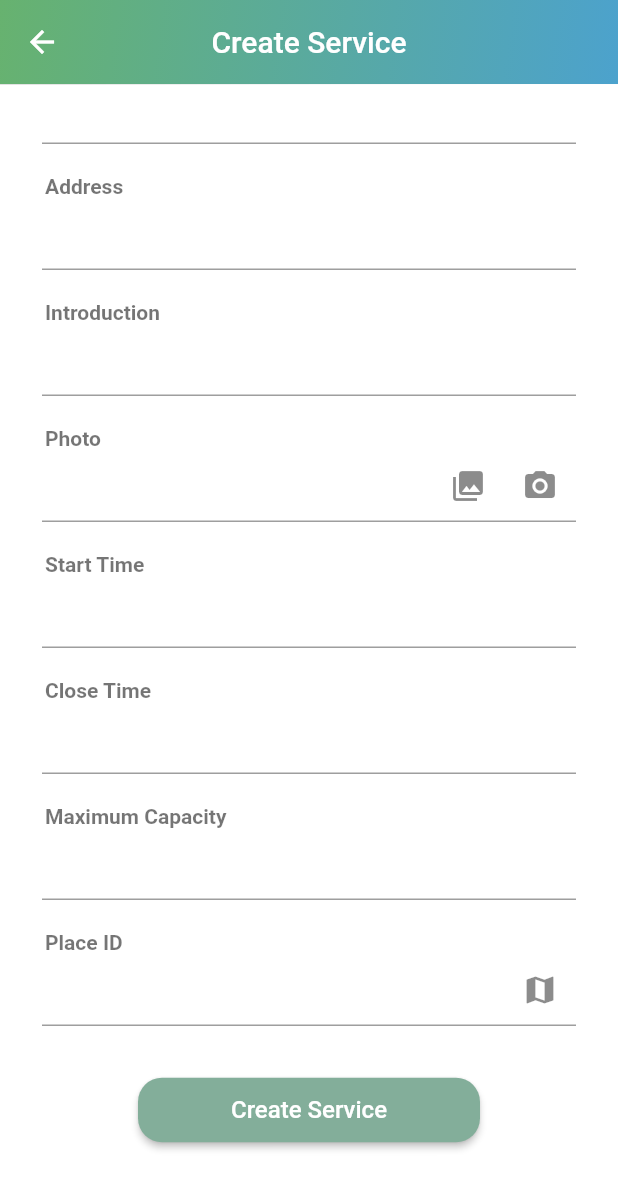
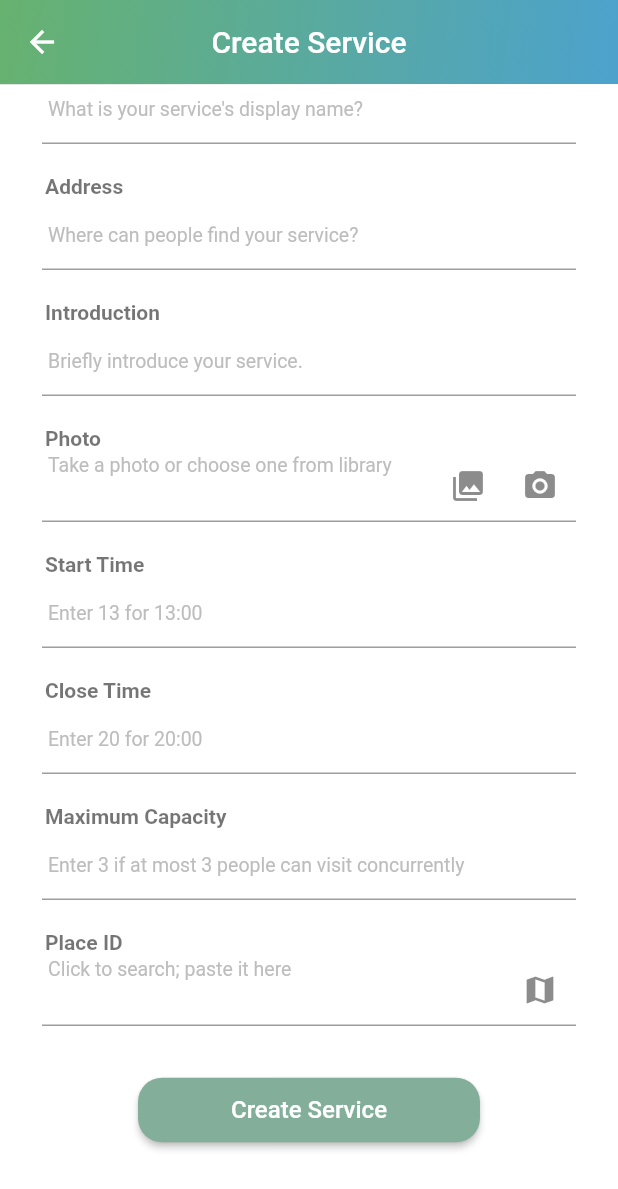
Before and after one commit to cidneyho/ggHack-frontend, a Flutter app: the CreateServicePage screen opened directly, scrolled down 52 dp, on a phone screen of 412 x 824 dp. Shown: the top 1189 px of the screen. Run offline on Flutter 3.47's test engine with Material 2 defaults, Android fonts, the phone set to English and light mode, and no system bars; our stand-ins replace flutter_slidable, image_picker, material_design_icons_flutter, progress_dialog, qr_flutter, sprintf; missing offline and left inert: barcode_scan, flutter_picker, imgur; accounts and stored records are empty.

Commit message:
Add hint test

```diff
--- a/lib/CreateServicePage.dart
+++ b/lib/CreateServicePage.dart
@@ -45,7 +45,7 @@ class _CreateServiceState extends State<CreateServicePage> {
           controller: _nameController,
           keyboardType: TextInputType.text,
           maxLines: 1,
-          decoration: getBlankDecoration(),
+          decoration: getBlankDecoration(hintText: "What is your service's display name?"),
           style: TextStyle(color: colorText),
         ));
 
@@ -56,7 +56,7 @@ class _CreateServiceState extends State<CreateServicePage> {
           controller: _addrController,
           keyboardType: TextInputType.text,
           maxLines: 1,
-          decoration: getBlankDecoration(),
+          decoration: getBlankDecoration(hintText: "Where can people find your service?"),
           style: TextStyle(color: colorText),
         ));
 
@@ -67,7 +67,7 @@ class _CreateServiceState extends State<CreateServicePage> {
           controller: _introController,
           keyboardType: TextInputType.text,
           maxLines: 1,
-          decoration: getBlankDecoration(),
+          decoration: getBlankDecoration(hintText: "Briefly introduce your service."),
           style: TextStyle(color: colorText),
         ));
 
@@ -122,7 +122,7 @@ class _CreateServiceState extends State<CreateServicePage> {
           controller: _imageController,
           keyboardType: TextInputType.url,
           maxLines: 1,
-          decoration: getBlankDecoration(imageIconButtons),
+          decoration: getBlankDecoration(suffixIcon: imageIconButtons, hintText: 'Take a photo or choose one from library'),
           style: TextStyle(color: colorText),
         ));
 
@@ -133,7 +133,7 @@ class _CreateServiceState extends State<CreateServicePage> {
           controller: _startTimeController,
           keyboardType: TextInputType.phone,
           maxLines: 1,
-          decoration: getBlankDecoration(),
+          decoration: getBlankDecoration(hintText: 'Enter 13 for 13:00'),
           style: TextStyle(color: colorText),
         ));
 
@@ -144,7 +144,7 @@ class _CreateServiceState extends State<CreateServicePage> {
           controller: _closeTimeController,
           keyboardType: TextInputType.phone,
           maxLines: 1,
-          decoration: getBlankDecoration(),
+          decoration: getBlankDecoration(hintText: 'Enter 20 for 20:00'),
           style: TextStyle(color: colorText),
         ));
 
@@ -155,7 +155,7 @@ class _CreateServiceState extends State<CreateServicePage> {
           controller: _maxCapController,
           keyboardType: TextInputType.phone,
           maxLines: 1,
-          decoration: getBlankDecoration(),
+          decoration: getBlankDecoration(hintText: 'Enter 3 if at most 3 people can visit concurrently'),
           style: TextStyle(color: colorText),
         ));
 
@@ -182,7 +182,7 @@ class _CreateServiceState extends State<CreateServicePage> {
           controller: _placeIdController,
           keyboardType: TextInputType.text,
           maxLines: 1,
-          decoration: getBlankDecoration(placeIdFinderButton),
+          decoration: getBlankDecoration(suffixIcon: placeIdFinderButton, hintText: 'Click to search; paste it here'),
           style: TextStyle(color: colorText),
         ));
 
--- a/lib/CustomerRListPage.dart
+++ b/lib/CustomerRListPage.dart
@@ -346,7 +346,7 @@ class _CustomerRListPageState extends State<CustomerRListPage> {
         this._searchIcon = new Icon(Icons.search, color: Colors.white);
         this._sortIcon = new Icon((_sortByStatus? MdiIcons.history : MdiIcons.sortBoolAscending), color: Colors.white);
         this._appBarTitle =
-            new Text(rlistTitle, style: TextStyle(color: Colors.white));
+            new Text(rlistTitle, style: TextStyle(color: Colors.white, fontSize: 18));
         _filter.clear();
       }
     });
--- a/lib/helpers/Constants.dart
+++ b/lib/helpers/Constants.dart
@@ -22,7 +22,7 @@ const createAccountPageTag = 'Create Account Page';
 // strings
 const appTitle = "";
 const pappTitle = "";
-const rlistTitle = "";
+const rlistTitle = "Reservations";
 const createServiceTitle = "Create Service";
 const usernameHintText = "Username";
 const emailaddHintText = "Email Address";
--- a/lib/helpers/Style.dart
+++ b/lib/helpers/Style.dart
@@ -66,12 +66,14 @@ InputDecoration getInputDecoration(String hintText) {
   );
 }
 
-InputDecoration getBlankDecoration([Widget suffixIcon]) {
+InputDecoration getBlankDecoration({Widget suffixIcon, String hintText}) {
   return InputDecoration(
     contentPadding: EdgeInsets.symmetric(horizontal: 4),
     // border: InputBorder.none,
     // focusedBorder: InputBorder.none,
     suffixIcon: suffixIcon,
+    hintText: hintText,
+    hintStyle: TextStyle(fontSize: 13.0, color: Colors.grey[400]),
   );
 }
 
```
